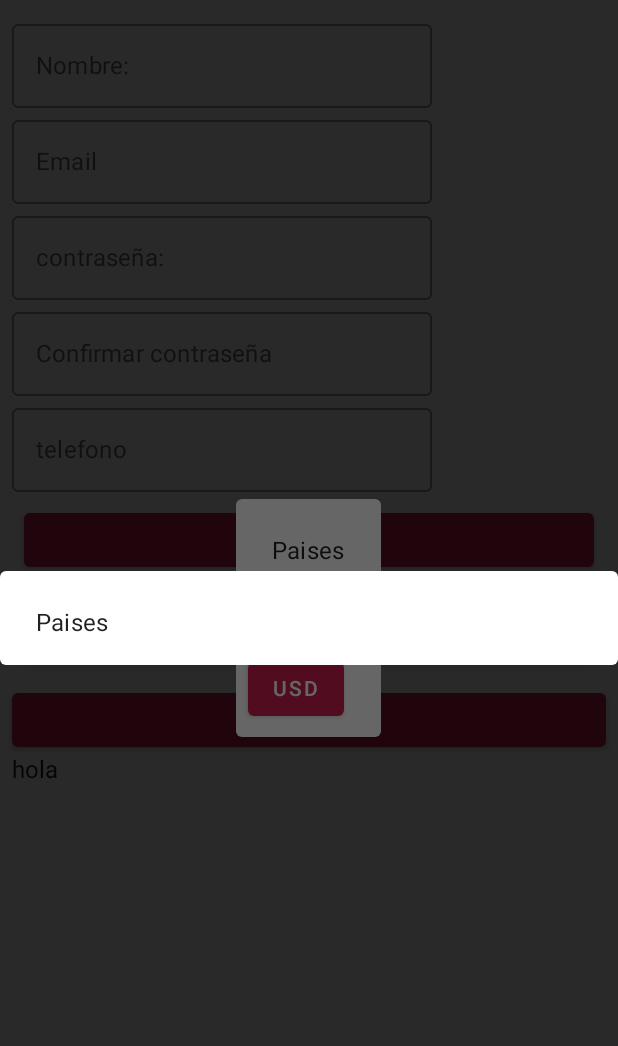
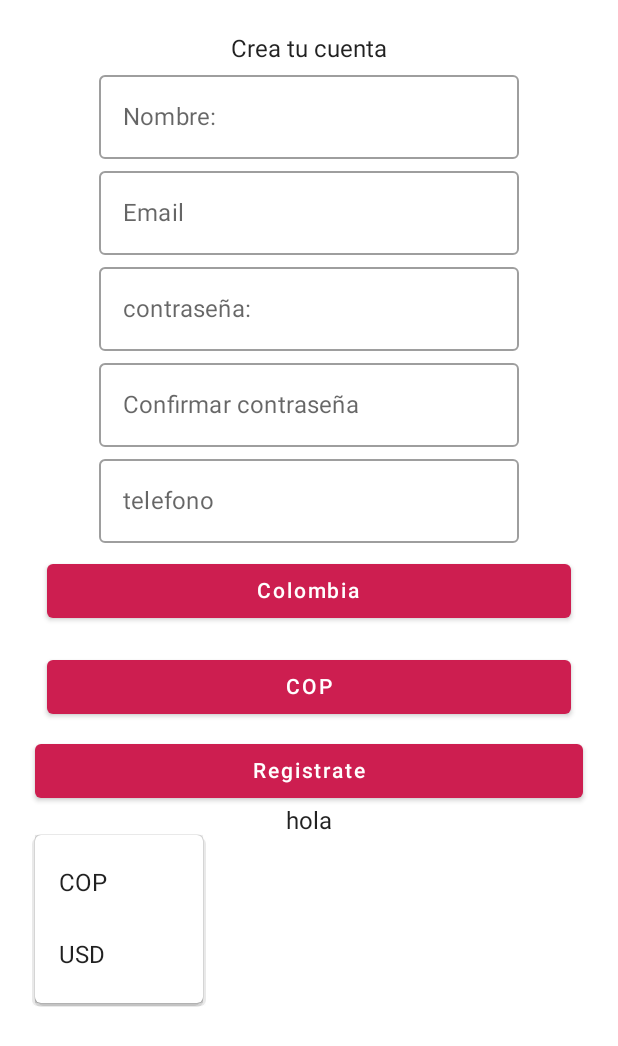
Before and after one commit to fedebarco/pruebaQinaya, an Android app built with Jetpack Compose: the RegisterScreen screen opened through its navigation route, after a tap on "COP", on a phone screen of 412 x 824 dp. Shown: the top 1046 px of the screen. Run offline under Robolectric (Android 15) with nearby library versions, the phone set to English and light mode, and no system bars; our stand-ins replace livedata-compose.

Commit message:
conexión a intento

```diff
--- a/app/src/main/java/com/example/pruebaqinaya/APIservice.kt
+++ b/app/src/main/java/com/example/pruebaqinaya/APIservice.kt
@@ -24,6 +24,9 @@ interface APIservice {
     fun userComputers(@Body requestBody: RequestBody):Call<List<computeresponse>>
 
     @POST ("v2/mobile/start_trial")
-    fun userTrial(@Body requestBody: RequestBody):Call<List<trialresponse>>
+    fun userTrial(@Body requestBody: RequestBody):Call<trialresponse>
+
+    @POST ("v2/mobile/start_trial")
+    fun userPrueba(@Body requestBody: RequestBody):Call<pruebaRsponse>
 
 }
--- a/app/src/main/java/com/example/pruebaqinaya/MainActivity.kt
+++ b/app/src/main/java/com/example/pruebaqinaya/MainActivity.kt
@@ -33,6 +33,7 @@ import androidx.navigation.compose.NavHost
 import androidx.navigation.compose.composable
 import androidx.navigation.compose.rememberNavController
 import com.example.pruebaqinaya.ui.theme.PruebaQinayaTheme
+import kotlinx.coroutines.launch
 
 
 class MainActivity : ComponentActivity() {
@@ -64,6 +65,7 @@ fun MainNavigation(model: MainViewModel){
     }
 
 
+
 @Composable
 fun Greeting(name: String) {
     Text(text = "Hello $name!")
@@ -75,8 +77,12 @@ fun LoginQinaya(model: MainViewModel,navController: NavController){
     var textPassword by remember { mutableStateOf("") }
     val showPassword= remember { mutableStateOf(false) }
     val textResponse by model.toLogin.observeAsState()
+    val scaffoldState = rememberScaffoldState()
+    val scope = rememberCoroutineScope()
 
-    Column(modifier = Modifier
+    Scaffold(
+        scaffoldState = scaffoldState,
+        content = {Column(modifier = Modifier
             .fillMaxWidth()
             .padding(15.dp)) {
             Column(verticalArrangement = Arrangement.Center,horizontalAlignment = Alignment.CenterHorizontally,modifier = Modifier
@@ -110,7 +116,12 @@ fun LoginQinaya(model: MainViewModel,navController: NavController){
                     modifier = Modifier
                         .fillMaxWidth()
                         .padding(8.dp),
-                    onClick = { model.rawJSON(textUser,textPassword,navController) }
+                    onClick = {
+                        model.rawJSON(textUser,textPassword,navController)
+                        scope.launch {
+                            scaffoldState.snackbarHostState.showSnackbar("Error: $textResponse")
+                        }
+                    }
                 ) {
                     Text("Ingresa")
                 }
@@ -118,11 +129,11 @@ fun LoginQinaya(model: MainViewModel,navController: NavController){
                     Text("registrate")
                 }
                 Text("$textResponse")
+            }
 
         }
-
-
         }
+    )
 
 
 
@@ -140,10 +151,15 @@ fun RegisterScreen(model: MainViewModel){
     val textresponse by model.toregister.observeAsState()
     val textMoneda by model.moneda.observeAsState()
     val (showDialog, setShowDialog) =  remember { mutableStateOf(false) }
+    val (showDialog1, setShowDialog1) =  remember { mutableStateOf(false) }
     Column(modifier = Modifier
         .fillMaxWidth()
-        .padding(8.dp)) {
-        Column {
+        .padding(15.dp)) {
+        Column (verticalArrangement = Arrangement.Center,horizontalAlignment = Alignment.CenterHorizontally,modifier = Modifier
+            .fillMaxWidth()
+            .padding(8.dp)
+                ) {
+            Text(text = "Crea tu cuenta")
             OutlinedTextField(value = textname, onValueChange ={textname=it},label = { Text(text = "Nombre:")} )
             OutlinedTextField(value = textEmail, onValueChange ={textEmail=it},label = { Text(text = "Email")} )
             OutlinedTextField(value = textPassword, onValueChange ={textPassword=it},label = { Text(text = "contraseña:")} )
@@ -161,7 +177,7 @@ fun RegisterScreen(model: MainViewModel){
                 modifier = Modifier
                     .padding(8.dp)
                     .fillMaxWidth(),
-                onClick = {setShowDialog(true)}
+                onClick = {setShowDialog1(true)}
             ) {
                 Text("$textMoneda")
             }
@@ -179,7 +195,7 @@ fun RegisterScreen(model: MainViewModel){
             }
             Text("$textresponse")
 
-            DialogDemo(showDialog, setShowDialog,model)
+            DialogDemo(showDialog1, setShowDialog1,model)
             CountriesScreen(showDialog, setShowDialog,model)
         }
 
@@ -190,37 +206,20 @@ fun RegisterScreen(model: MainViewModel){
 
 @Composable
 fun DialogDemo(showDialog: Boolean, setShowDialog: (Boolean) -> Unit,model: MainViewModel) {
-    if (showDialog) {
-        AlertDialog(
-            onDismissRequest = {
+    DropdownMenu(expanded = showDialog, onDismissRequest = {setShowDialog(false)}) {
+        DropdownMenuItem(onClick = {
             setShowDialog(false)
-            },
-            title = {
-                Text("Paises")
-            },
-            buttons ={
-                Column(
-                    modifier = Modifier.padding(all = 8.dp)
-                ) {
-                    Button(
-                        onClick = { setShowDialog(false)
-                            model.moneda.postValue("COP")}
-                    ) {
+            model.moneda.postValue("COP")
+        }) {
             Text("COP")
         }
-                    Button(
-                        onClick = {
+        DropdownMenuItem(onClick = {
+            setShowDialog(false)
             model.moneda.postValue("USD")
-                            setShowDialog(false) }
-                    ) {
+        }) {
             Text("USD")
-
-                    }
-                }
         }
 
-
-        )
     }
 }
 
@@ -230,7 +229,7 @@ fun DialogDemo(showDialog: Boolean, setShowDialog: (Boolean) -> Unit,model: Main
 fun MainPage(navController: NavController,model: MainViewModel) {
     val computadoras=model.UserComputers.value!!
     val textresponse=model.toComputers.observeAsState()
-    val (showDialog, setShowDialog) =  remember { mutableStateOf(true) }
+    val (showDialog, setShowDialog) =  remember { mutableStateOf(model.trialinit.value!!) }
 
     Column(verticalArrangement = Arrangement.Center,horizontalAlignment = Alignment.CenterHorizontally,modifier = Modifier
         .fillMaxWidth()
@@ -242,7 +241,7 @@ fun MainPage(navController: NavController,model: MainViewModel) {
                 MyLinux(name = micompu.userMachine.nombreMaquina,link =micompu.userMachine.url,navController = navController,model = model)
             }
         }
-        AlertDialogTrial(showDialog, setShowDialog)
+        AlertDialogTrial(model,showDialog, setShowDialog)
     }
 
 
@@ -295,7 +294,7 @@ fun Remoto(model: MainViewModel){
     }
 }
 @Composable
-fun AlertDialogTrial(showDialog: Boolean, setShowDialog: (Boolean) -> Unit) {
+fun AlertDialogTrial(model: MainViewModel,showDialog: Boolean, setShowDialog: (Boolean) -> Unit) {
     if (showDialog) {
         AlertDialog(
             onDismissRequest = {
@@ -311,6 +310,7 @@ fun AlertDialogTrial(showDialog: Boolean, setShowDialog: (Boolean) -> Unit) {
                             Button(
 
                                 onClick = {
+                                    model.startTrialJson(id=model.userid.value!!)
                                     setShowDialog(false)
                                 }) {
                                 Text("Aceptar")
@@ -339,31 +339,12 @@ fun CountriesScreen(showDialog: Boolean, setShowDialog: (Boolean) -> Unit,model:
     for (i in countriesNames){
         countriesn.add(i.name)
     }
-    if (showDialog) {
-        AlertDialog(
-            onDismissRequest = {
-                setShowDialog(false)
-            },
-            title = {
-                Text("Paises")
-            },
-            buttons ={
-                Column(verticalArrangement = Arrangement.Center,horizontalAlignment = Alignment.CenterHorizontally,modifier = Modifier
-                    .fillMaxWidth()
-                    .padding(8.dp)
-                    .background(MaterialTheme.colors.background)) {
-                    LazyColumn{
-                        items(countriesn){countryName->
-                            MyCountries(name = countryName )
+    DropdownMenu(expanded = showDialog, onDismissRequest = {setShowDialog(false)}) {
+        for (item in countriesn){
+            MyCountries(name = item )
         }
     }
 
-                }
-            }
-
-
-        )
-    }
 }
 
 @Composable
@@ -378,8 +359,8 @@ fun MyLinux(name:String,link:String,navController:NavController,model: MainViewM
 
 @Composable
 fun MyCountries(name:String){
-    Button(onClick = { /*TODO*/ }) {
-        Text(text=name)
+    DropdownMenuItem(onClick = {  }) {
+        Text(text = name)
     }
 }
 
```
Also changed, not shown: app/src/main/java/com/example/pruebaqinaya/MainViewModel.kt (+71 -5 lines), app/src/main/java/com/example/pruebaqinaya/pruebaRsponse.kt (added, +16 -0 lines). Lines whose indentation alone changed are shown as unchanged.
